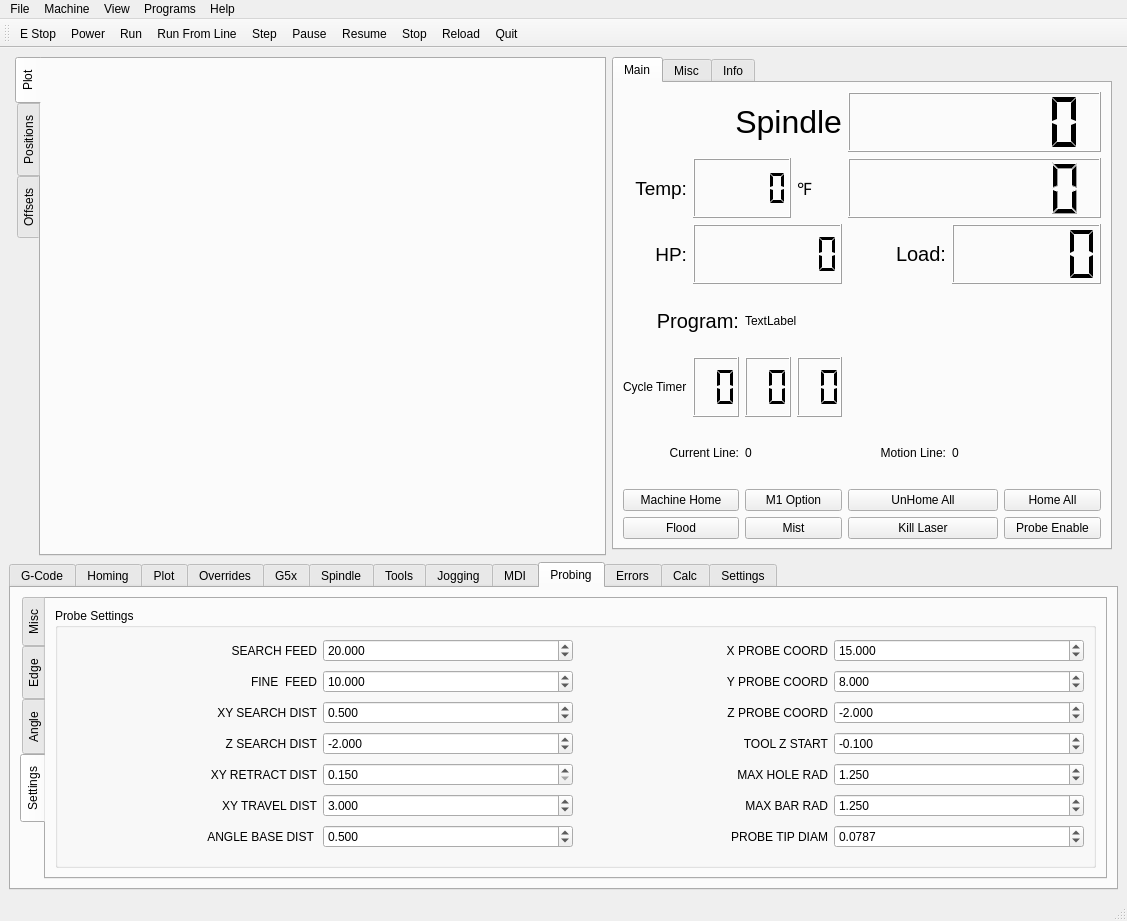
Above: configs/my_LinuxCNC_router/flex.ui from travis-farmer/linuxcnc before the change. Below: the same form after it.
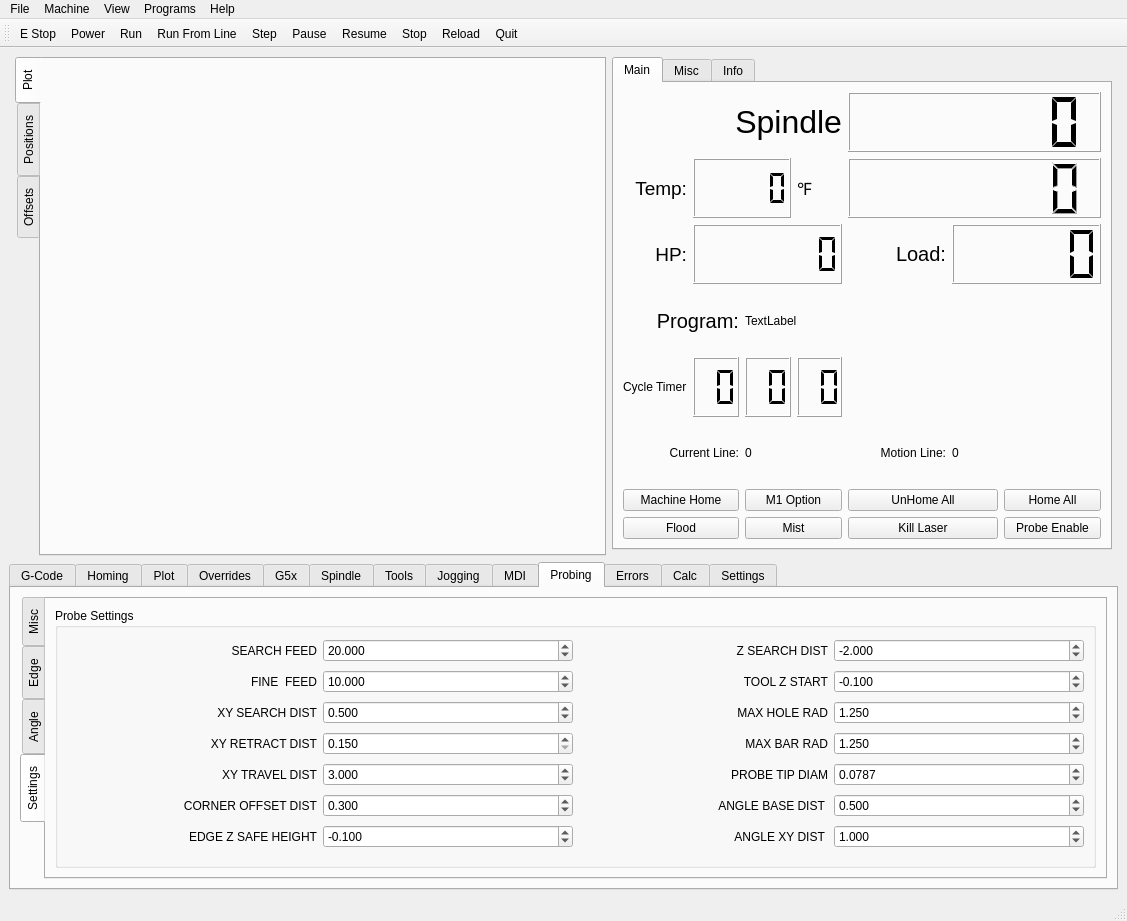
That is the form after the change. The open tabs and pages were chosen to show the change. Icons and pictures are not drawn.

What changed in the file:
```diff
--- a/configs/my_LinuxCNC_router/flex.ui
+++ b/configs/my_LinuxCNC_router/flex.ui
@@ -2998,7 +2998,7 @@
               </property>
               <layout class="QGridLayout" name="gridLayout_40">
                <item row="0" column="0">
-                <widget class="QLabel" name="label_51">
+                <widget class="QLabel" name="label_60">
                  <property name="text">
                   <string>SEARCH FEED</string>
                  </property>
@@ -3039,9 +3039,9 @@
                 </widget>
                </item>
                <item row="0" column="2">
-                <widget class="QLabel" name="label_58">
+                <widget class="QLabel" name="label_51">
                  <property name="text">
-                  <string>X PROBE COORD</string>
+                  <string>Z SEARCH DIST</string>
                  </property>
                  <property name="alignment">
                   <set>Qt::AlignRight|Qt::AlignTrailing|Qt::AlignVCenter</set>
@@ -3057,16 +3057,16 @@
                   <number>3</number>
                  </property>
                  <property name="minimum">
-                  <double>-500.000000000000000</double>
+                  <double>-50.000000000000000</double>
                  </property>
                  <property name="maximum">
-                  <double>500.000000000000000</double>
+                  <double>50.000000000000000</double>
                  </property>
                  <property name="singleStep">
                   <double>0.001000000000000</double>
                  </property>
                  <property name="value">
-                  <double>15.000000000000000</double>
+                  <double>-2.000000000000000</double>
                  </property>
                  <property name="function" stdset="0">
                   <string>hal_pin</string>
@@ -3083,7 +3083,7 @@
                 </widget>
                </item>
                <item row="1" column="0">
-                <widget class="QLabel" name="label_54">
+                <widget class="QLabel" name="label_65">
                  <property name="text">
                   <string>FINE  FEED</string>
                  </property>
@@ -3124,9 +3124,9 @@
                 </widget>
                </item>
                <item row="1" column="2">
-                <widget class="QLabel" name="label_60">
+                <widget class="QLabel" name="label_59">
                  <property name="text">
-                  <string>Y PROBE COORD</string>
+                  <string>TOOL Z START</string>
                  </property>
                  <property name="alignment">
                   <set>Qt::AlignRight|Qt::AlignTrailing|Qt::AlignVCenter</set>
@@ -3142,16 +3142,16 @@
                   <number>3</number>
                  </property>
                  <property name="minimum">
-                  <double>-500.000000000000000</double>
+                  <double>-50.000000000000000</double>
                  </property>
                  <property name="maximum">
-                  <double>500.000000000000000</double>
+                  <double>50.000000000000000</double>
                  </property>
                  <property name="singleStep">
                   <double>0.001000000000000</double>
                  </property>
                  <property name="value">
-                  <double>8.000000000000000</double>
+                  <double>-0.100000000000000</double>
                  </property>
                  <property name="function" stdset="0">
                   <string>hal_pin</string>
@@ -3168,7 +3168,7 @@
                 </widget>
                </item>
                <item row="2" column="0">
-                <widget class="QLabel" name="label_53">
+                <widget class="QLabel" name="label_67">
                  <property name="text">
                   <string> XY SEARCH DIST</string>
                  </property>
@@ -3212,9 +3212,9 @@
                 </widget>
                </item>
                <item row="2" column="2">
-                <widget class="QLabel" name="label_62">
+                <widget class="QLabel" name="label_56">
                  <property name="text">
-                  <string> Z PROBE COORD</string>
+                  <string>MAX HOLE RAD</string>
                  </property>
                  <property name="alignment">
                   <set>Qt::AlignRight|Qt::AlignTrailing|Qt::AlignVCenter</set>
@@ -3229,17 +3229,11 @@
                  <property name="decimals">
                   <number>3</number>
                  </property>
-                 <property name="minimum">
-                  <double>-500.000000000000000</double>
-                 </property>
-                 <property name="maximum">
-                  <double>500.000000000000000</double>
-                 </property>
                  <property name="singleStep">
                   <double>0.001000000000000</double>
                  </property>
                  <property name="value">
-                  <double>-2.000000000000000</double>
+                  <double>1.250000000000000</double>
                  </property>
                  <property name="function" stdset="0">
                   <string>hal_pin</string>
@@ -3256,9 +3250,9 @@
                 </widget>
                </item>
                <item row="3" column="0">
-                <widget class="QLabel" name="label_52">
+                <widget class="QLabel" name="label_62">
                  <property name="text">
-                  <string>Z SEARCH DIST</string>
+                  <string> XY RETRACT DIST</string>
                  </property>
                  <property name="alignment">
                   <set>Qt::AlignRight|Qt::AlignTrailing|Qt::AlignVCenter</set>
@@ -3274,17 +3268,14 @@
                   <number>3</number>
                  </property>
                  <property name="minimum">
-                  <double>-50.000000000000000</double>
+                  <double>0.150000000000000</double>
                  </property>
                  <property name="maximum">
-                  <double>50.000000000000000</double>
+                  <double>4.000000000000000</double>
                  </property>
                  <property name="singleStep">
                   <double>0.010000000000000</double>
                  </property>
-                 <property name="value">
-                  <double>-2.000000000000000</double>
-                 </property>
                  <property name="function" stdset="0">
                   <string>hal_pin</string>
                  </property>
@@ -3300,9 +3291,9 @@
                 </widget>
                </item>
                <item row="3" column="2">
-                <widget class="QLabel" name="label_67">
+                <widget class="QLabel" name="label_54">
                  <property name="text">
-                  <string>TOOL Z START</string>
+                  <string>MAX BAR RAD</string>
                  </property>
                  <property name="alignment">
                   <set>Qt::AlignRight|Qt::AlignTrailing|Qt::AlignVCenter</set>
@@ -3317,17 +3308,14 @@
                  <property name="decimals">
                   <number>3</number>
                  </property>
-                 <property name="minimum">
-                  <double>-50.000000000000000</double>
-                 </property>
                  <property name="maximum">
-                  <double>50.000000000000000</double>
+                  <double>99.989999999999995</double>
                  </property>
                  <property name="singleStep">
                   <double>0.001000000000000</double>
                  </property>
                  <property name="value">
-                  <double>-0.100000000000000</double>
+                  <double>1.250000000000000</double>
                  </property>
                  <property name="function" stdset="0">
                   <string>hal_pin</string>
@@ -3344,9 +3332,9 @@
                 </widget>
                </item>
                <item row="4" column="0">
-                <widget class="QLabel" name="label_57">
+                <widget class="QLabel" name="label_52">
                  <property name="text">
-                  <string> XY RETRACT DIST</string>
+                  <string> XY TRAVEL DIST</string>
                  </property>
                  <property name="alignment">
                   <set>Qt::AlignRight|Qt::AlignTrailing|Qt::AlignVCenter</set>
@@ -3362,14 +3350,17 @@
                   <number>3</number>
                  </property>
                  <property name="minimum">
-                  <double>0.150000000000000</double>
+                  <double>0.200000000000000</double>
                  </property>
                  <property name="maximum">
-                  <double>4.000000000000000</double>
+                  <double>999.000000000000000</double>
                  </property>
                  <property name="singleStep">
                   <double>0.010000000000000</double>
                  </property>
+                 <property name="value">
+                  <double>3.000000000000000</double>
+                 </property>
                  <property name="function" stdset="0">
                   <string>hal_pin</string>
                  </property>
@@ -3385,9 +3376,9 @@
                 </widget>
                </item>
                <item row="4" column="2">
-                <widget class="QLabel" name="label_59">
+                <widget class="QLabel" name="label_53">
                  <property name="text">
-                  <string>MAX HOLE RAD</string>
+                  <string>PROBE TIP DIAM</string>
                  </property>
                  <property name="alignment">
                   <set>Qt::AlignRight|Qt::AlignTrailing|Qt::AlignVCenter</set>
@@ -3400,13 +3391,16 @@
                   <string>Set this a bit larger than the hole radius</string>
                  </property>
                  <property name="decimals">
-                  <number>3</number>
+                  <number>4</number>
+                 </property>
+                 <property name="maximum">
+                  <double>10.000000000000000</double>
                  </property>
                  <property name="singleStep">
                   <double>0.001000000000000</double>
                  </property>
                  <property name="value">
-                  <double>1.250000000000000</double>
+                  <double>0.078700000000000</double>
                  </property>
                  <property name="function" stdset="0">
                   <string>hal_pin</string>
@@ -3423,9 +3417,9 @@
                 </widget>
                </item>
                <item row="5" column="0">
-                <widget class="QLabel" name="label_55">
+                <widget class="QLabel" name="label_58">
                  <property name="text">
-                  <string> XY TRAVEL DIST</string>
+                  <string>CORNER OFFSET DIST</string>
                  </property>
                  <property name="alignment">
                   <set>Qt::AlignRight|Qt::AlignTrailing|Qt::AlignVCenter</set>
@@ -3441,7 +3435,7 @@
                   <number>3</number>
                  </property>
                  <property name="minimum">
-                  <double>0.200000000000000</double>
+                  <double>0.100000000000000</double>
                  </property>
                  <property name="maximum">
                   <double>999.000000000000000</double>
@@ -3450,7 +3444,7 @@
                   <double>0.010000000000000</double>
                  </property>
                  <property name="value">
-                  <double>3.000000000000000</double>
+                  <double>0.300000000000000</double>
                  </property>
                  <property name="function" stdset="0">
                   <string>hal_pin</string>
@@ -3469,7 +3463,7 @@
                <item row="5" column="2">
                 <widget class="QLabel" name="label_61">
                  <property name="text">
-                  <string>MAX BAR RAD</string>
+                  <string>ANGLE BASE DIST </string>
                  </property>
                  <property name="alignment">
                   <set>Qt::AlignRight|Qt::AlignTrailing|Qt::AlignVCenter</set>
@@ -3484,14 +3478,17 @@
                  <property name="decimals">
                   <number>3</number>
                  </property>
+                 <property name="minimum">
+                  <double>0.200000000000000</double>
+                 </property>
                  <property name="maximum">
-                  <double>99.989999999999995</double>
+                  <double>999.000000000000000</double>
                  </property>
                  <property name="singleStep">
                   <double>0.001000000000000</double>
                  </property>
                  <property name="value">
-                  <double>1.250000000000000</double>
+                  <double>0.500000000000000</double>
                  </property>
                  <property name="function" stdset="0">
                   <string>hal_pin</string>
@@ -3508,9 +3505,9 @@
                 </widget>
                </item>
                <item row="6" column="0">
-                <widget class="QLabel" name="label_56">
+                <widget class="QLabel" name="label_55">
                  <property name="text">
-                  <string>ANGLE BASE DIST </string>
+                  <string> EDGE Z SAFE HEIGHT</string>
                  </property>
                  <property name="alignment">
                   <set>Qt::AlignRight|Qt::AlignTrailing|Qt::AlignVCenter</set>
@@ -3529,16 +3526,16 @@
                   <number>3</number>
                  </property>
                  <property name="minimum">
-                  <double>0.200000000000000</double>
+                  <double>-999.000000000000000</double>
                  </property>
                  <property name="maximum">
-                  <double>999.000000000000000</double>
+                  <double>0.000000000000000</double>
                  </property>
                  <property name="singleStep">
                   <double>0.010000000000000</double>
                  </property>
                  <property name="value">
-                  <double>0.500000000000000</double>
+                  <double>-0.100000000000000</double>
                  </property>
                  <property name="function" stdset="0">
                   <string>hal_pin</string>
@@ -3555,9 +3552,9 @@
                 </widget>
                </item>
                <item row="6" column="2">
-                <widget class="QLabel" name="label_65">
+                <widget class="QLabel" name="label_57">
                  <property name="text">
-                  <string>PROBE TIP DIAM</string>
+                  <string>ANGLE XY DIST </string>
                  </property>
                  <property name="alignment">
                   <set>Qt::AlignRight|Qt::AlignTrailing|Qt::AlignVCenter</set>
@@ -3570,16 +3567,19 @@
                   <string>Enter your probe tip diameter here</string>
                  </property>
                  <property name="decimals">
-                  <number>4</number>
+                  <number>3</number>
+                 </property>
+                 <property name="minimum">
+                  <double>0.200000000000000</double>
                  </property>
                  <property name="maximum">
-                  <double>10.000000000000000</double>
+                  <double>999.000000000000000</double>
                  </property>
                  <property name="singleStep">
                   <double>0.010000000000000</double>
                  </property>
                  <property name="value">
-                  <double>0.078700000000000</double>
+                  <double>1.000000000000000</double>
                  </property>
                  <property name="function" stdset="0">
                   <string>hal_pin</string>
```
Left out of the diff: 266 changed lines with no effect on the pictures.
